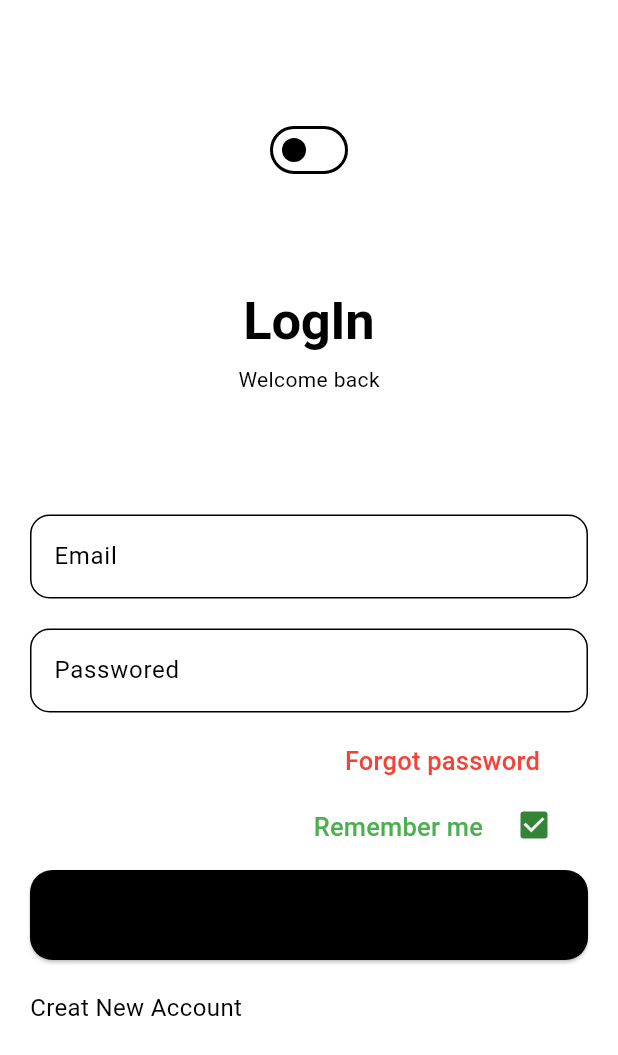
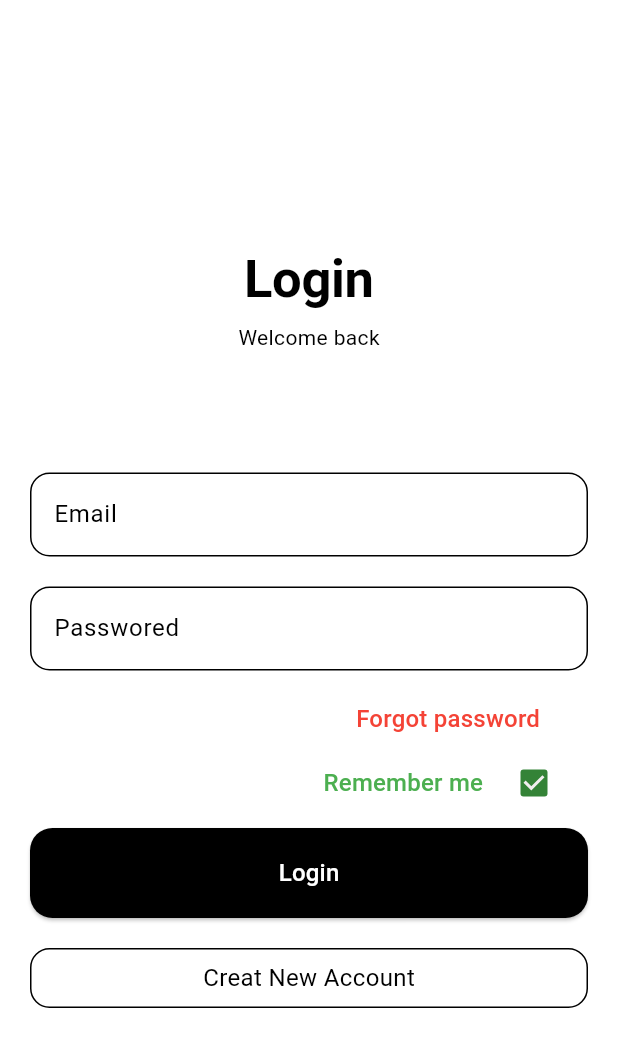
Before and after one commit to AyeshaIdrees123/notes, a Flutter app: the screen it shows after launch, on a phone screen of 412 x 824 dp. Shown: the top 1055 px of the screen. Run offline on Flutter 3.47's test engine with Material 3 defaults, Android fonts, the phone set to English and light mode, and no system bars; our stand-ins replace cloud_firestore, firebase_auth, firebase_core, flutter_bloc, flutter_slidable, shared_preferences; missing offline and left inert: flutter_overlay_loader; accounts and stored records are empty.

Commit message:
theme icone

```diff
--- a/lib/main.dart
+++ b/lib/main.dart
@@ -12,7 +12,6 @@ void main() async {
   FirebaseApp app = await Firebase.initializeApp(
       options: DefaultFirebaseOptions.currentPlatform);
   FirebaseAuth.instanceFor(app: app);
-
   runApp(const MyApp());
 }
 
--- a/lib/screens/log_in_screen.dart
+++ b/lib/screens/log_in_screen.dart
@@ -137,19 +137,19 @@ class _LoginScreenState extends State<LoginScreen> {
           padding: const EdgeInsets.all(20.0),
           child: Column(
             children: [
-              BlocBuilder<ThemeBloc, ThemeMode>(
-                builder: (ctx, state) {
-                  return Switch(
-                    value: state == ThemeMode.dark,
-                    onChanged: (newvalue) {
-                      ctx.read<ThemeBloc>().add(ToggelEvent());
-                    },
-                  );
-                },
-              ),
-              const SizedBox(height: 70),
+              // BlocBuilder<ThemeBloc, ThemeMode>(
+              //   builder: (ctx, state) {
+              //     return Switch(
+              //       value: state == ThemeMode.dark,
+              //       onChanged: (newvalue) {
+              //         ctx.read<ThemeBloc>().add(ToggelEvent());
+              //       },
+              //     );
+              //   },
+              // ),
+              const SizedBox(height: 90),
               Text(
-                _isLogin ? "LogIn" : "SignUp",
+                _isLogin ? "Login" : "Signup",
                 style: Theme.of(context).textTheme.displayLarge,
               ),
               const SizedBox(height: 10),
@@ -375,16 +375,15 @@ class _LoginScreenState extends State<LoginScreen> {
                       }
                     },
                     child: Text(
-                      _isLogin ? "Login.." : "Logout",
-                      // style: Theme.of(context)
-                      //     .textTheme
-                      //     .titleMedium
-                      //     ?.copyWith(color: Colors.white),
+                      _isLogin ? "Login" : "Logout",
+                      style: Theme.of(context)
+                          .textTheme
+                          .titleMedium
+                          ?.copyWith(color: Colors.white),
                     )),
               ),
               const SizedBox(height: 20),
               InkWell(
-
                 borderRadius: BorderRadius.circular(13),
                 onTap: () {
                   _isLogin = !_isLogin;
@@ -397,20 +396,17 @@ class _LoginScreenState extends State<LoginScreen> {
                 child: Container(
                     height: 40,
                     width: double.infinity,
-                    // child: TextButton(
-                    //     onPressed: () {
-                    // _isLogin = !_isLogin;
-
-                    // _nameController.clear();
-                    // _emailController.clear();
-                    // _passwordController.clear();
-                    // setState(() {});
-                    //     },
-                    child: Text(
-                      _isLogin ? "Creat New Account" : "Go back to Login",
-                      style: TextStyle(
-                          color: Theme.of(context).colorScheme.primary,
-                          fontSize: 16),
+                    decoration: BoxDecoration(
+                        border: Border.all(
+                            color: Theme.of(context).colorScheme.primary),
+                        borderRadius: BorderRadius.circular(13)),
+                    child: Center(
+                      child: Text(
+                        _isLogin ? "Creat New Account" : "Go back to Login",
+                        style: TextStyle(
+                            color: Theme.of(context).colorScheme.primary,
+                            fontSize: 16),
+                      ),
                     )),
               ),
               // )
--- a/lib/widgets/app_theme.dart
+++ b/lib/widgets/app_theme.dart
@@ -38,7 +38,7 @@ class AppTheme {
   static const _primaryColor = Color.fromRGBO(59, 59, 59, 1);
   static const _displayLarge =
       TextStyle(fontSize: 35, fontWeight: FontWeight.bold);
-  static const _titleMedium = TextStyle(fontSize: 17, color: Colors.red);
+  static const _titleMedium = TextStyle(fontSize: 16, color: Colors.red);
   static final _elevatedButtonTheme = ElevatedButtonThemeData(
       style: ElevatedButton.styleFrom(
           backgroundColor: Colors.black,
```
Also changed, not shown: lib/screens/notes_screen.dart (+23 -0 lines).
